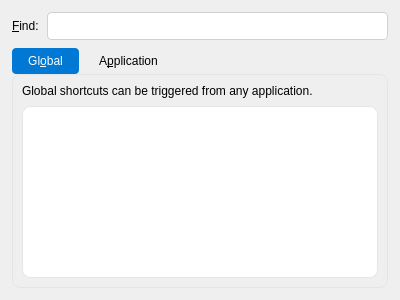
First picture: the form in src/ui/shortcutswidget.ui, repository ForgetiExistence/CopyQ, before the edit.
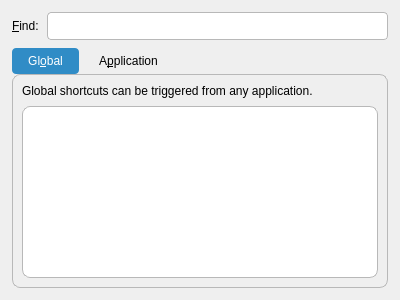
Second picture: the form after the edit.

Commit message: Fix Win11 regressions: blank window, invisible menus, forced light theme

Patch:
```diff
--- a/src/ui/shortcutswidget.ui
+++ b/src/ui/shortcutswidget.ui
@@ -15,8 +15,8 @@
     border-radius: 4px;
     padding: 5px 12px;
     min-height: 32px;
-    border: 1px solid #E5E5E5;
-    background-color: #FBFBFB;
+    border: 1px solid palette(mid);
+    background-color: palette(button);
 }
 
 QPushButton:hover {
@@ -30,16 +30,16 @@
 }
 
 QPushButton:disabled {
-    color: #A0A0A0;
-    background-color: #F3F3F3;
-    border: 1px solid #E5E5E5;
+    color: palette(mid);
+    background-color: palette(window);
+    border: 1px solid palette(mid);
 }
 
 QLineEdit, QTextEdit, QPlainTextEdit {
     border-radius: 4px;
-    border: 1px solid #D1D1D1;
+    border: 1px solid palette(mid);
     padding: 5px 8px;
-    background-color: #FFFFFF;
+    background-color: palette(base);
 }
 
 QLineEdit:focus, QTextEdit:focus, QPlainTextEdit:focus {
@@ -48,10 +48,10 @@
 
 QComboBox {
     border-radius: 4px;
-    border: 1px solid #D1D1D1;
+    border: 1px solid palette(mid);
     padding: 5px 8px;
     min-height: 32px;
-    background-color: #FBFBFB;
+    background-color: palette(button);
 }
 
 QComboBox:hover {
@@ -79,7 +79,7 @@
 
 QGroupBox {
     border-radius: 8px;
-    border: 1px solid #E5E5E5;
+    border: 1px solid palette(mid);
     margin-top: 12px;
     padding: 12px;
 }
@@ -92,12 +92,12 @@
 
 QListWidget, QTreeWidget, QTableWidget {
     border-radius: 8px;
-    border: 1px solid #E5E5E5;
-    background-color: #FFFFFF;
+    border: 1px solid palette(mid);
+    background-color: palette(base);
 }
 
 QTabWidget::pane {
-    border: 1px solid #E5E5E5;
+    border: 1px solid palette(mid);
     border-radius: 8px;
 }
 
@@ -108,8 +108,8 @@
 }
 
 QTabBar::tab:selected {
-    background-color: #0078D4;
-    color: #FFFFFF;
+    background-color: palette(highlight);
+    color: palette(highlighted-text);
 }
 
 QScrollBar {
@@ -120,7 +120,7 @@
 }
 
 QScrollBar::handle {
-    background: #C0C0C0;
+    background: palette(mid);
     border-radius: 4px;
     min-height: 24px;
 }
@@ -156,7 +156,7 @@
 }
 
 QDialog {
-    background-color: #F3F3F3;
+    background-color: palette(window);
 }</string>
   </property>
   <layout class="QVBoxLayout" name="verticalLayout">
```
Left out of the diff: 18 changed lines with no effect on the pictures. The commit also changes 34 other files.
